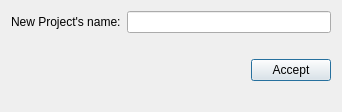
This is ui/qgisred_renameproject_dialog.ui in qgisred/QGISRed as Qt 5 draws it before an edit. The edited form follows.
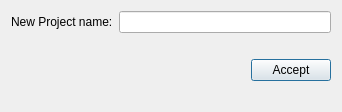
This is the edited form. Icons and pictures are not drawn.

```diff
--- a/ui/qgisred_renameproject_dialog.ui
+++ b/ui/qgisred_renameproject_dialog.ui
@@ -25,7 +25,7 @@
        <item>
         <widget class="QLabel" name="label">
          <property name="text">
-          <string>New Project's name:</string>
+          <string>New Project name:</string>
          </property>
         </widget>
        </item>
```
